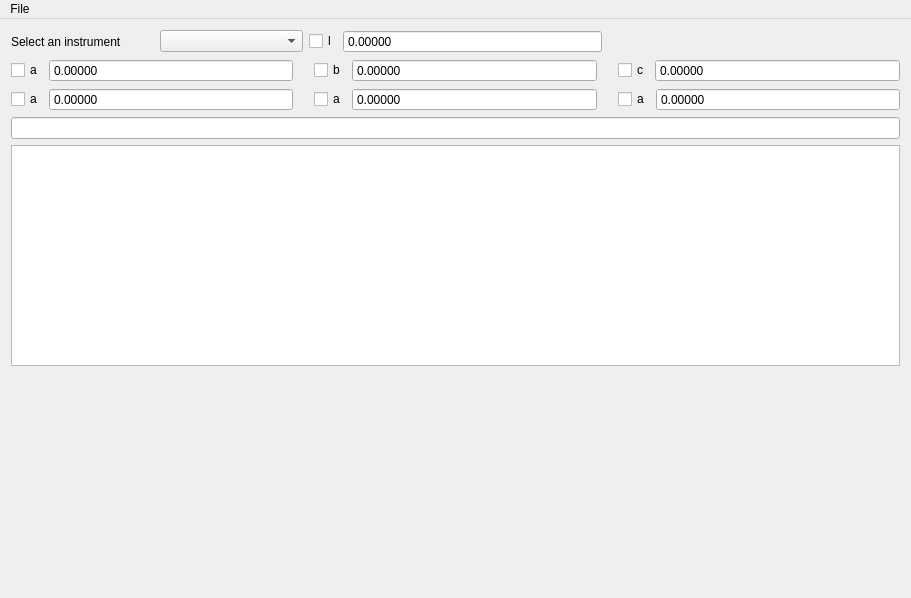
Above: apps/LatticeRefiner/MainWindow.ui from k61n/openhkl before the change. Below: the same form after it.
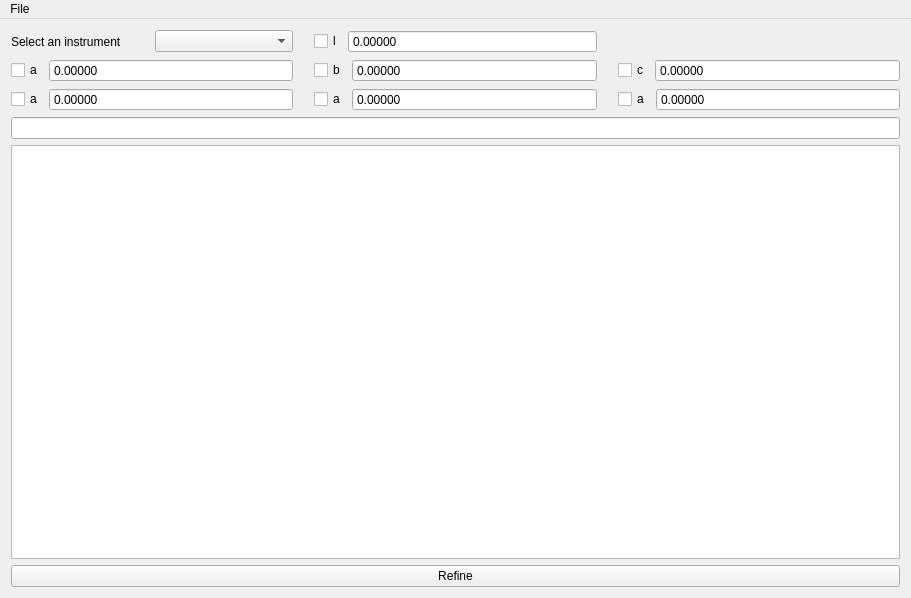
That is the form after the change.

```diff
--- a/apps/LatticeRefiner/MainWindow.ui
+++ b/apps/LatticeRefiner/MainWindow.ui
@@ -69,6 +69,12 @@
     </item>
     <item row="0" column="0">
      <layout class="QHBoxLayout" name="horizontalLayout">
+      <property name="leftMargin">
+       <number>0</number>
+      </property>
+      <property name="rightMargin">
+       <number>10</number>
+      </property>
       <item>
        <widget class="QLabel" name="label">
         <property name="text">
@@ -239,6 +245,12 @@
     </item>
     <item row="0" column="1">
      <layout class="QHBoxLayout" name="horizontalLayout_8">
+      <property name="leftMargin">
+       <number>5</number>
+      </property>
+      <property name="rightMargin">
+       <number>5</number>
+      </property>
       <item>
        <widget class="QCheckBox" name="checkBox_wavelength">
         <property name="text">
@@ -264,22 +276,16 @@
       </item>
      </layout>
     </item>
-    <item row="5" column="1">
-     <spacer name="verticalSpacer">
-      <property name="orientation">
-       <enum>Qt::Vertical</enum>
-      </property>
-      <property name="sizeHint" stdset="0">
-       <size>
-        <width>20</width>
-        <height>40</height>
-       </size>
-      </property>
-     </spacer>
-    </item>
     <item row="4" column="0" colspan="3">
      <widget class="QTableWidget" name="tableWidget_peaks"/>
     </item>
+    <item row="5" column="0" colspan="3">
+     <widget class="QPushButton" name="pushButton_refine">
+      <property name="text">
+       <string>Refine</string>
+      </property>
+     </widget>
+    </item>
    </layout>
   </widget>
   <widget class="QMenuBar" name="menuBar">
```
